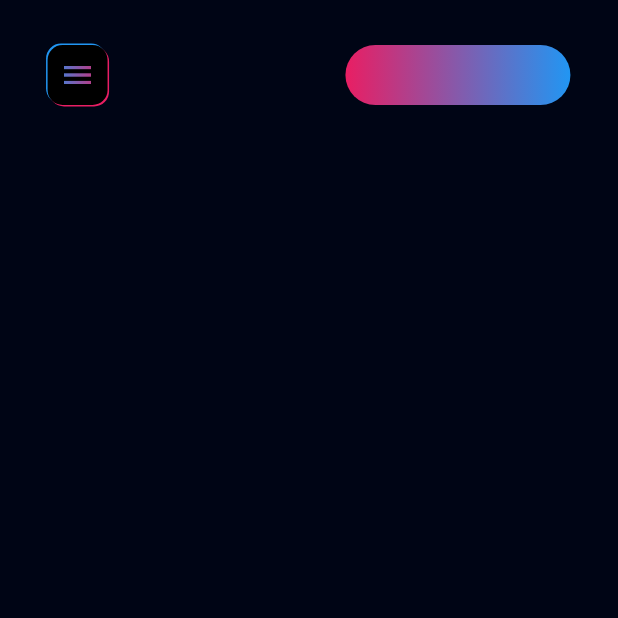
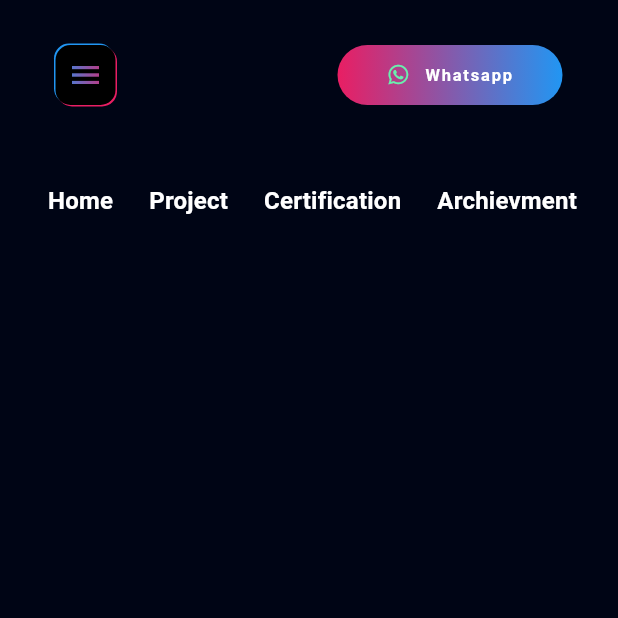
Before and after one commit to voltzylex/responsive_portfolio, a Flutter app: the screen it shows after launch, on a phone screen of 412 x 824 dp, the top half of it. Run offline on Flutter 3.47's test engine with Material 3 defaults, Android fonts, the phone set to English and light mode, and no system bars; our stand-ins replace font_awesome_flutter, go_router.

Commit message:
created responsible navigation button list

```diff
--- a/lib/view/main/connect_button.dart
+++ b/lib/view/main/connect_button.dart
@@ -1,4 +1,5 @@
 import 'package:flutter/material.dart';
+import 'package:font_awesome_flutter/font_awesome_flutter.dart';
 import 'package:responsive_portfolio/res/constants.dart';
 
 class Connectbutton extends StatelessWidget {
@@ -11,11 +12,34 @@ class Connectbutton extends StatelessWidget {
       child: Container(
         width: 150,
         height: 60,
+        alignment: Alignment.center,
         decoration: BoxDecoration(
-            gradient: const LinearGradient(
-              colors: [pinkColor, blueColor],
+          gradient: const LinearGradient(
+            colors: [pinkColor, blueColor],
+          ),
+          borderRadius: BorderRadius.circular(defaultPadding + 10),
+        ),
+        child: Row(
+          crossAxisAlignment: CrossAxisAlignment.center,
+          mainAxisAlignment: MainAxisAlignment.center,
+          children: [
+            const Icon(
+              FontAwesomeIcons.whatsapp,
+              color: Colors.greenAccent,
+              size: 15,
             ),
-            borderRadius: BorderRadius.circular(defaultPadding + 10)),
+            const SizedBox(
+              width: defaultPadding / 2,
+            ),
+            Text(
+              "Whatsapp",
+              style: Theme.of(context)
+                  .textTheme
+                  .labelSmall!
+                  .copyWith(fontWeight: FontWeight.bold, color: primaryColor, letterSpacing: 1.2),
+            ),
+          ],
+        ),
       ),
     );
   }
--- a/lib/view/main/main_view.dart
+++ b/lib/view/main/main_view.dart
@@ -3,6 +3,7 @@ import 'package:flutter/material.dart';
 import 'package:responsive_portfolio/res/constants.dart';
 import 'package:responsive_portfolio/view%20model/responsive.dart';
 import 'package:responsive_portfolio/view/main/drawer/drawer.dart';
+import 'package:responsive_portfolio/view/main/navigation_button_list.dart';
 import 'package:responsive_portfolio/view/main/top_navigation_bar.dart';
 
 class MainView extends StatelessWidget {
@@ -23,6 +24,7 @@ class MainView extends StatelessWidget {
                     height: defaultPadding / 2,
                   ),
             const SizedBox(height: 80, child: TopNavigationBar()),
+            if (Responsive.isLargeMobile(context)) const NavigationButtonList(),
           ],
         );
       }),
--- /dev/null
+++ b/lib/view/main/navigation_button.dart
@@ -0,0 +1,22 @@
+import 'package:flutter/material.dart';
+import 'package:responsive_portfolio/res/constants.dart';
+
+class NavigationButton extends StatelessWidget {
+  final String text;
+  final VoidCallback? onTap;
+  const NavigationButton({super.key, required this.text, required this.onTap});
+
+  @override
+  Widget build(BuildContext context) {
+    return TextButton(
+      onPressed: onTap,
+      child: Text(
+        text,
+        style: Theme.of(context).textTheme.titleMedium!.copyWith(
+              color: primaryColor,
+              fontWeight: FontWeight.bold,
+            ),
+      ),
+    );
+  }
+}
--- a/lib/view/main/navigation_button_list.dart
+++ b/lib/view/main/navigation_button_list.dart
@@ -1,10 +1,35 @@
 import 'package:flutter/material.dart';
+import 'package:responsive_portfolio/res/constants.dart';
+import 'package:responsive_portfolio/view%20model/responsive.dart';
+import 'package:responsive_portfolio/view/main/navigation_button.dart';
 
 class NavigationButtonList extends StatelessWidget {
   const NavigationButtonList({super.key});
 
   @override
   Widget build(BuildContext context) {
-    return Placeholder();
+    return TweenAnimationBuilder(
+      tween: Tween(begin: 0.0, end: 1.0),
+      duration: const Duration(milliseconds: 500),
+      builder: (context, value, child) => Transform.scale(
+        scale: value,
+        child: Padding(
+          padding: const EdgeInsets.all(defaultPadding),
+          child: Row(
+            mainAxisAlignment: MainAxisAlignment.center,
+            children: [
+              NavigationButton(
+                text: "Home",
+                onTap: () {},
+              ),
+              if (!Responsive.isLargeMobile(context)) const NavigationButton(text: "About us", onTap: null),
+              const NavigationButton(text: "Project", onTap: null),
+              const NavigationButton(text: "Certification", onTap: null),
+              const NavigationButton(text: "Archievment", onTap: null),
+            ],
+          ),
+        ),
+      ),
+    );
   }
 }
--- a/lib/view/main/top_navigation_bar.dart
+++ b/lib/view/main/top_navigation_bar.dart
@@ -4,6 +4,7 @@ import 'package:responsive_portfolio/res/widgets/design.dart';
 import 'package:responsive_portfolio/view%20model/responsive.dart';
 import 'package:responsive_portfolio/view/intro/component/menu_button.dart';
 import 'package:responsive_portfolio/view/main/connect_button.dart';
+import 'package:responsive_portfolio/view/main/navigation_button_list.dart';
 
 class TopNavigationBar extends StatelessWidget {
   const TopNavigationBar({super.key});
@@ -21,9 +22,12 @@ class TopNavigationBar extends StatelessWidget {
               ? MenuButton(ontap: () => Scaffold.of(context).openDrawer())
               : Image.asset(DesignConfiguration.setPngPath("triangle_icon")),
         ),
-
         const Spacer(
-          flex: 5,
+          flex: 2,
+        ),
+        if (!Responsive.isLargeMobile(context)) const NavigationButtonList(),
+        const Spacer(
+          flex: 2,
         ),
         const Connectbutton(),
         const Spacer(),
--- a/pubspec.yaml
+++ b/pubspec.yaml
@@ -9,6 +9,7 @@ environment:
 dependencies:
   flutter:
     sdk: flutter
+  font_awesome_flutter: ^10.7.0
   go_router: ^13.2.1
 
 
```
Also changed, not shown: pubspec.lock.
